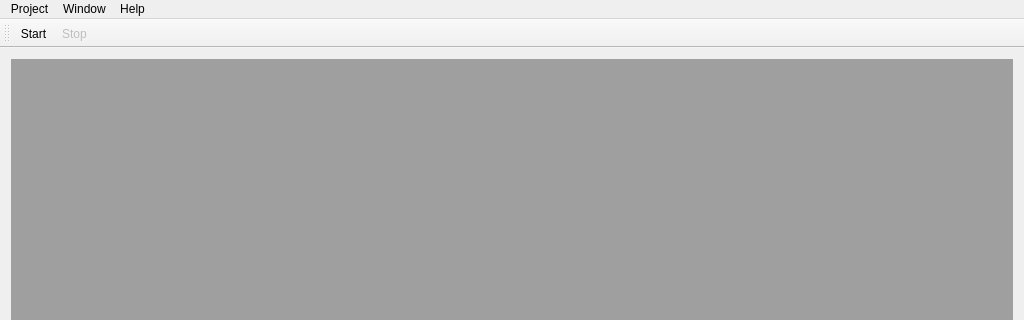
Above: src/gui/mainwindow.ui from GENIVI/CANdevStudio before the change; both pictures show x 0 to 1024 and y 0 to 320 of the 1024 by 768 pixel window. Below: the same form after it.
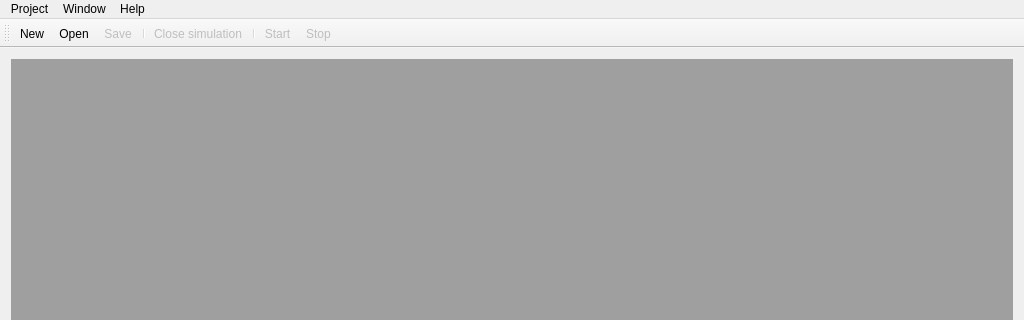
That is the form after the change.

Commit message: - Changed project opening handling - Adding possibility to close and create new project - Adding menu actions to the toolbar

Patch:
```diff
--- a/src/gui/mainwindow.ui
+++ b/src/gui/mainwindow.ui
@@ -50,8 +50,14 @@
    <attribute name="toolBarBreak">
     <bool>false</bool>
    </attribute>
-   <addaction name="actionstart"/>
-   <addaction name="actionstop"/>
+   <addaction name="actionNew"/>
+   <addaction name="actionLoad"/>
+   <addaction name="actionSave"/>
+   <addaction name="separator"/>
+   <addaction name="actionClose"/>
+   <addaction name="separator"/>
+   <addaction name="actionStart"/>
+   <addaction name="actionStop"/>
   </widget>
   <widget class="QMenuBar" name="menuBar">
    <property name="geometry">
@@ -66,8 +72,11 @@
     <property name="title">
      <string>Project</string>
     </property>
-    <addaction name="actionSave"/>
+    <addaction name="actionNew"/>
     <addaction name="actionLoad"/>
+    <addaction name="actionSave"/>
+    <addaction name="separator"/>
+    <addaction name="actionClose"/>
     <addaction name="separator"/>
     <addaction name="actionExit"/>
    </widget>
@@ -91,12 +100,15 @@
    <addaction name="menuWindow"/>
    <addaction name="menuHelp"/>
   </widget>
-  <action name="actionstart">
+  <action name="actionStart">
+   <property name="enabled">
+    <bool>false</bool>
+   </property>
    <property name="text">
     <string>Start</string>
    </property>
   </action>
-  <action name="actionstop">
+  <action name="actionStop">
    <property name="enabled">
     <bool>false</bool>
    </property>
@@ -106,7 +118,10 @@
   </action>
   <action name="actionLoad">
    <property name="text">
-    <string>Load</string>
+    <string>Open...</string>
+   </property>
+   <property name="shortcut">
+    <string>Ctrl+O</string>
    </property>
   </action>
   <action name="actionExit">
@@ -152,8 +167,33 @@
    </property>
   </action>
   <action name="actionSave">
+   <property name="enabled">
+    <bool>false</bool>
+   </property>
    <property name="text">
-    <string>Save</string>
+    <string>Save...</string>
+   </property>
+   <property name="shortcut">
+    <string>Ctrl+S</string>
+   </property>
+  </action>
+  <action name="actionNew">
+   <property name="text">
+    <string>New</string>
+   </property>
+   <property name="shortcut">
+    <string>Ctrl+N</string>
+   </property>
+  </action>
+  <action name="actionClose">
+   <property name="enabled">
+    <bool>false</bool>
+   </property>
+   <property name="text">
+    <string>Close simulation</string>
+   </property>
+   <property name="shortcut">
+    <string>Ctrl+W</string>
    </property>
   </action>
  </widget>
```
The commit also changes 4 other files.
